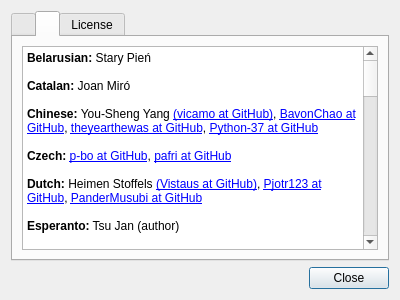
The window that feathernotes/about.ui (tsujan/FeatherNotes) describes before a commit, drawn with Qt 5.
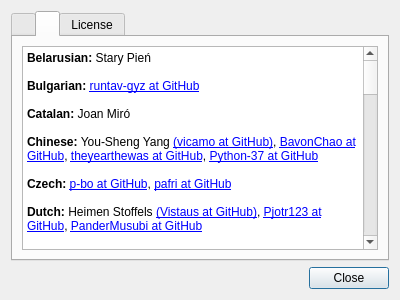
The same window after the commit. The open tabs and pages were chosen to show the change.

Patch:
```diff
--- a/feathernotes/about.ui
+++ b/feathernotes/about.ui
@@ -99,6 +99,8 @@
 &lt;/style&gt;&lt;/head&gt;&lt;body style=&quot;  font-weight:400; font-style:normal;&quot;&gt;
 &lt;p style=&quot; margin-top:0px; margin-bottom:0px; margin-left:0px; margin-right:0px; -qt-block-indent:0; text-indent:0px;&quot;&gt;&lt;span style=&quot; font-weight:600;&quot;&gt;Belarusian:&lt;/span&gt; Stary Pień&lt;/p&gt;
 &lt;p style=&quot;-qt-paragraph-type:empty; margin-top:0px; margin-bottom:0px; margin-left:0px; margin-right:0px; -qt-block-indent:0; text-indent:0px;&quot;&gt;&lt;br /&gt;&lt;/p&gt;
+&lt;p style=&quot; margin-top:0px; margin-bottom:0px; margin-left:0px; margin-right:0px; -qt-block-indent:0; text-indent:0px;&quot;&gt;&lt;span style=&quot; font-weight:600;&quot;&gt;Bulgarian:&lt;/span&gt; &lt;a href=&quot;https://github.com/runtav-gyz&quot;&gt;runtav-gyz at GitHub&lt;/a&gt;&lt;/p&gt;
+&lt;p style=&quot;-qt-paragraph-type:empty; margin-top:0px; margin-bottom:0px; margin-left:0px; margin-right:0px; -qt-block-indent:0; text-indent:0px;&quot;&gt;&lt;br /&gt;&lt;/p&gt;
 &lt;p style=&quot; margin-top:0px; margin-bottom:0px; margin-left:0px; margin-right:0px; -qt-block-indent:0; text-indent:0px;&quot;&gt;&lt;span style=&quot; font-weight:600;&quot;&gt;Catalan:&lt;/span&gt; Joan Miró&lt;/p&gt;
 &lt;p style=&quot;-qt-paragraph-type:empty; margin-top:0px; margin-bottom:0px; margin-left:0px; margin-right:0px; -qt-block-indent:0; text-indent:0px;&quot;&gt;&lt;br /&gt;&lt;/p&gt;
 &lt;p style=&quot; margin-top:0px; margin-bottom:0px; margin-left:0px; margin-right:0px; -qt-block-indent:0; text-indent:0px;&quot;&gt;&lt;span style=&quot; font-weight:600;&quot;&gt;Chinese:&lt;/span&gt; You-Sheng Yang &lt;a href=&quot;https://github.com/vicamo&quot;&gt;(vicamo at GitHub)&lt;/a&gt;, &lt;a href=&quot;https://github.com/BavonChao&quot;&gt;BavonChao at GitHub&lt;/a&gt;, &lt;a href=&quot;https://github.com/theyearthewas&quot;&gt;theyearthewas at GitHub&lt;/a&gt;, &lt;a href=&quot;https://github.com/Python-37&quot;&gt;Python-37 at GitHub&lt;/a&gt;&lt;/p&gt;
@@ -149,7 +151,7 @@
 &lt;p style=&quot;-qt-paragraph-type:empty; margin-top:0px; margin-bottom:0px; margin-left:0px; margin-right:0px; -qt-block-indent:0; text-indent:0px;&quot;&gt;&lt;br /&gt;&lt;/p&gt;
 &lt;p style=&quot; margin-top:0px; margin-bottom:0px; margin-left:0px; margin-right:0px; -qt-block-indent:0; text-indent:0px;&quot;&gt;&lt;span style=&quot; font-weight:600;&quot;&gt;Swedish:&lt;/span&gt; Daniel Oikarainen &lt;a href=&quot;https://github.com/ripper079&quot;&gt;(ripper079 at GitHub)&lt;/a&gt;&lt;/p&gt;
 &lt;p style=&quot;-qt-paragraph-type:empty; margin-top:0px; margin-bottom:0px; margin-left:0px; margin-right:0px; -qt-block-indent:0; text-indent:0px;&quot;&gt;&lt;br /&gt;&lt;/p&gt;
-&lt;p style=&quot; margin-top:0px; margin-bottom:0px; margin-left:0px; margin-right:0px; -qt-block-indent:0; text-indent:0px;&quot;&gt;&lt;span style=&quot; font-weight:600;&quot;&gt;Turkish:&lt;/span&gt; Hasan Yıldız&lt;/p&gt;
+&lt;p style=&quot; margin-top:0px; margin-bottom:0px; margin-left:0px; margin-right:0px; -qt-block-indent:0; text-indent:0px;&quot;&gt;&lt;span style=&quot; font-weight:600;&quot;&gt;Turkish:&lt;/span&gt; Hasan Yıldız, Dr. Ayhan YALÇINSOY &lt;a href=&quot;https://github.com/ayhanyalcinsoy&quot;&gt;(ayhanyalcinsoy at GitHub)&lt;/a&gt;&lt;/p&gt;
 &lt;p style=&quot;-qt-paragraph-type:empty; margin-top:0px; margin-bottom:0px; margin-left:0px; margin-right:0px; -qt-block-indent:0; text-indent:0px;&quot;&gt;&lt;br /&gt;&lt;/p&gt;
 &lt;p style=&quot; margin-top:0px; margin-bottom:0px; margin-left:0px; margin-right:0px; -qt-block-indent:0; text-indent:0px;&quot;&gt;&lt;span style=&quot; font-weight:600;&quot;&gt;Ukrainian:&lt;/span&gt; Ihor Hordiichuk &lt;a href=&quot;https://github.com/IhorHordiichuk&quot;&gt;(IhorHordiichuk at GitHub)&lt;/a&gt;, Taras Panchenko &lt;a href=&quot;https://github.com/TarasPanchenko&quot;&gt;(TarasPanchenko at GitHub)&lt;/a&gt;&lt;/p&gt;&lt;/body&gt;&lt;/html&gt;</string>
          </property>
```
